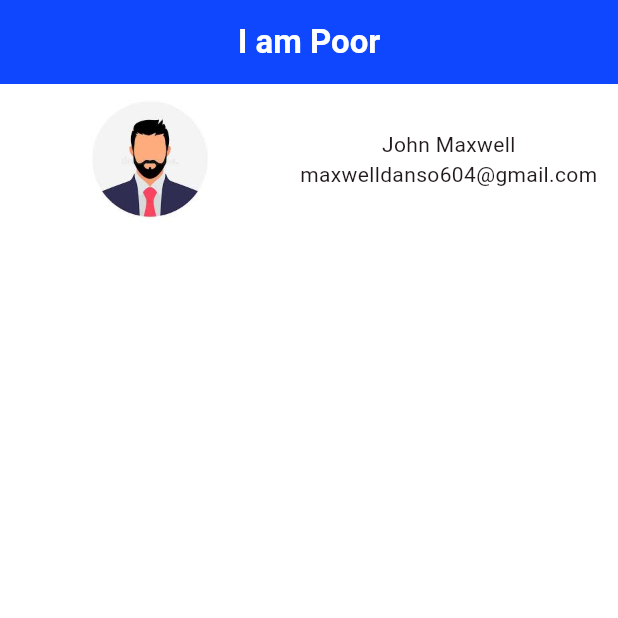
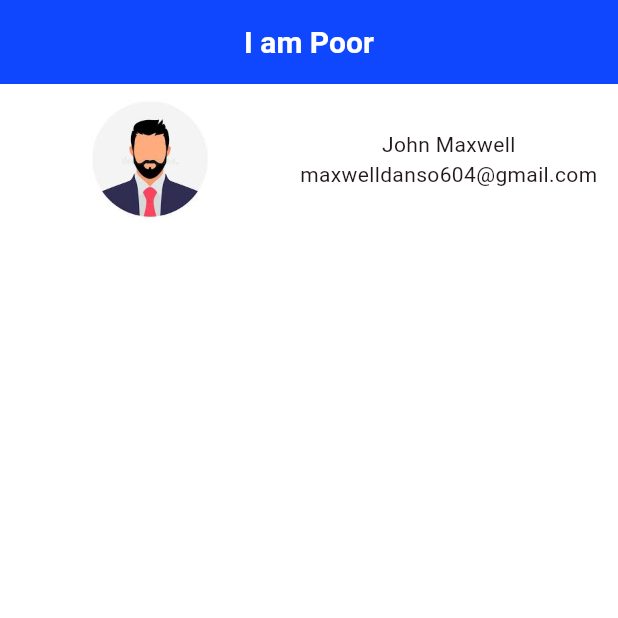
Before and after one commit to jaemax234/flutterproject5, a Flutter app: the screen it shows after launch, on a phone screen of 412 x 824 dp, the top half of it. Run offline on Flutter 3.47's test engine with Material 3 defaults, Android fonts, the phone set to English and light mode, and no system bars.

Commit message:
new change

```diff
--- a/lib/main.dart
+++ b/lib/main.dart
@@ -26,7 +26,7 @@
   Widget build(BuildContext context) {
     return Scaffold(
       appBar: AppBar(
-        title: Text("I am Poor", style: TextStyle(color: Colors.white, fontWeight: FontWeight.bold)),
+        title: Text("I am Poor", style: TextStyle(color: Colors.white, fontWeight: FontWeight.bold,fontSize: 20)),
         backgroundColor: Color.fromARGB(255, 15, 71, 255),
         centerTitle: true,
 
```
